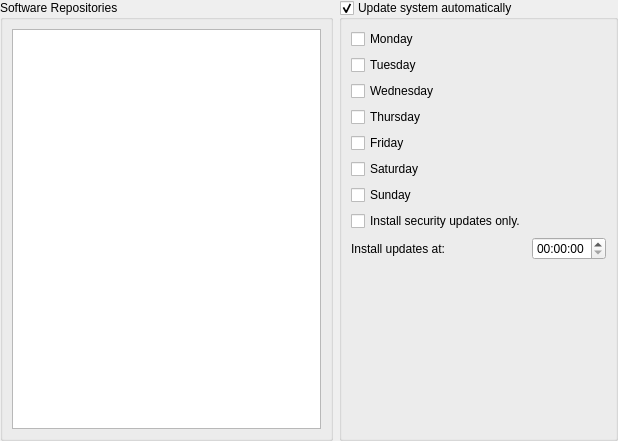
pars-linux/uludag, file branches/ahenk/2.0/lider-newgui/lider/screens/node/software/software.ui: the form before one commit.
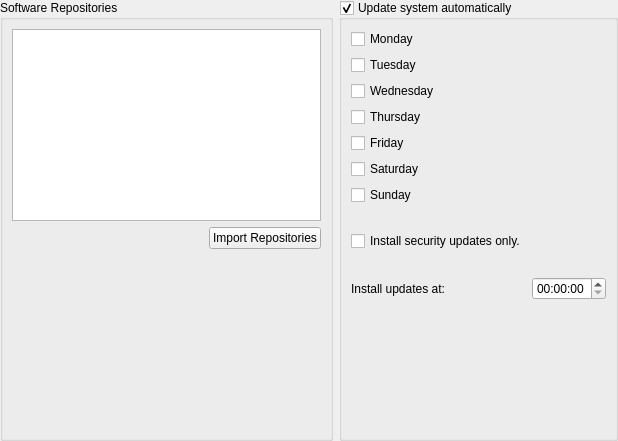
The form after the commit.

Patch:
```diff
--- a/branches/ahenk/2.0/lider-newgui/lider/screens/node/software/software.ui
+++ b/branches/ahenk/2.0/lider-newgui/lider/screens/node/software/software.ui
@@ -29,7 +29,7 @@
       <string>Software Repositories</string>
      </property>
      <layout class="QGridLayout" name="gridLayout_2">
-      <item row="0" column="0">
+      <item row="0" column="0" colspan="2">
        <widget class="QListWidget" name="listRepositories">
         <property name="iconSize">
          <size>
@@ -39,6 +39,39 @@
         </property>
        </widget>
       </item>
+      <item row="2" column="1">
+       <spacer name="verticalSpacer_2">
+        <property name="orientation">
+         <enum>Qt::Vertical</enum>
+        </property>
+        <property name="sizeHint" stdset="0">
+         <size>
+          <width>20</width>
+          <height>40</height>
+         </size>
+        </property>
+       </spacer>
+      </item>
+      <item row="1" column="1">
+       <widget class="QPushButton" name="pushImport">
+        <property name="text">
+         <string>Import Repositories</string>
+        </property>
+       </widget>
+      </item>
+      <item row="1" column="0">
+       <spacer name="horizontalSpacer">
+        <property name="orientation">
+         <enum>Qt::Horizontal</enum>
+        </property>
+        <property name="sizeHint" stdset="0">
+         <size>
+          <width>40</width>
+          <height>20</height>
+         </size>
+        </property>
+       </spacer>
+      </item>
      </layout>
     </widget>
    </item>
@@ -106,17 +139,17 @@
         </property>
        </widget>
       </item>
-      <item row="8" column="0">
+      <item row="10" column="0">
        <widget class="QLabel" name="label">
         <property name="text">
          <string>Install updates at:</string>
         </property>
        </widget>
       </item>
-      <item row="8" column="1">
+      <item row="10" column="1">
        <widget class="QTimeEdit" name="timeUpdate"/>
       </item>
-      <item row="10" column="0" colspan="2">
+      <item row="12" column="0" colspan="2">
        <spacer name="verticalSpacer">
         <property name="orientation">
          <enum>Qt::Vertical</enum>
@@ -129,13 +162,45 @@
         </property>
        </spacer>
       </item>
-      <item row="7" column="0">
+      <item row="8" column="0">
        <widget class="QCheckBox" name="checkSecurity">
         <property name="text">
          <string>Install security updates only.</string>
         </property>
        </widget>
       </item>
+      <item row="7" column="0">
+       <spacer name="verticalSpacer_3">
+        <property name="orientation">
+         <enum>Qt::Vertical</enum>
+        </property>
+        <property name="sizeType">
+         <enum>QSizePolicy::MinimumExpanding</enum>
+        </property>
+        <property name="sizeHint" stdset="0">
+         <size>
+          <width>20</width>
+          <height>20</height>
+         </size>
+        </property>
+       </spacer>
+      </item>
+      <item row="9" column="0">
+       <spacer name="verticalSpacer_4">
+        <property name="orientation">
+         <enum>Qt::Vertical</enum>
+        </property>
+        <property name="sizeType">
+         <enum>QSizePolicy::MinimumExpanding</enum>
+        </property>
+        <property name="sizeHint" stdset="0">
+         <size>
+          <width>20</width>
+          <height>20</height>
+         </size>
+        </property>
+       </spacer>
+      </item>
      </layout>
     </widget>
    </item>
```
